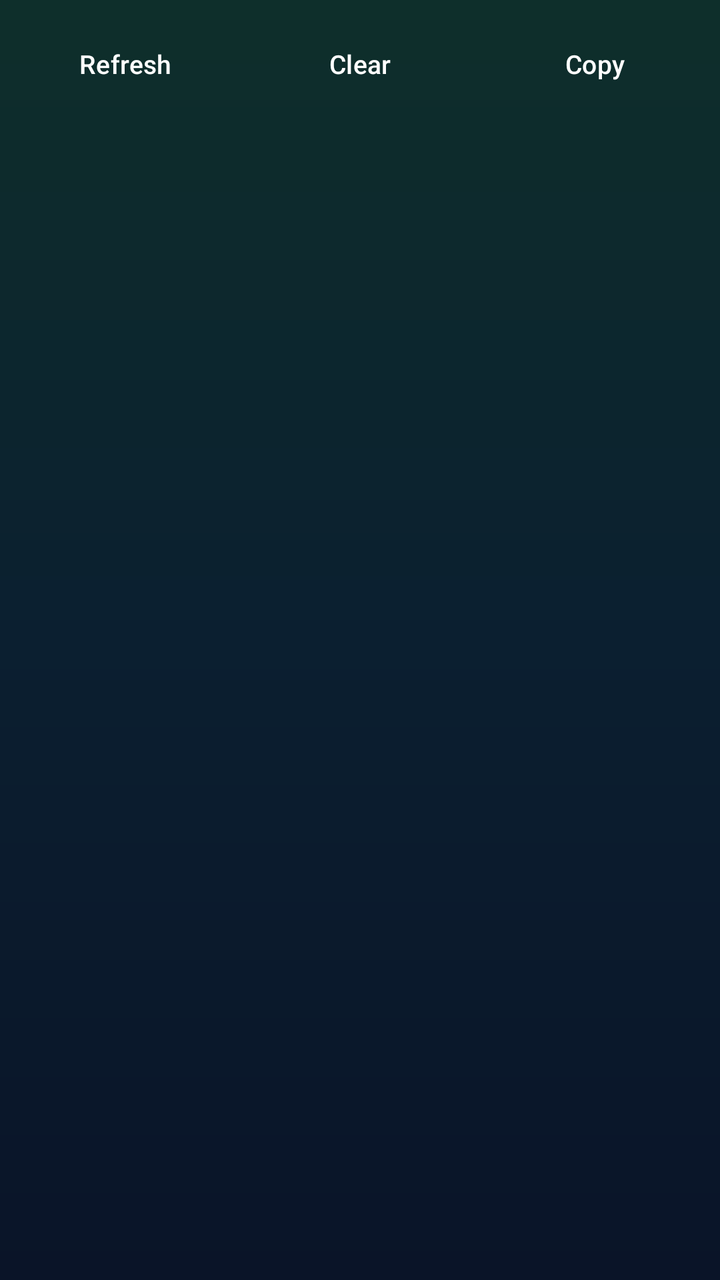
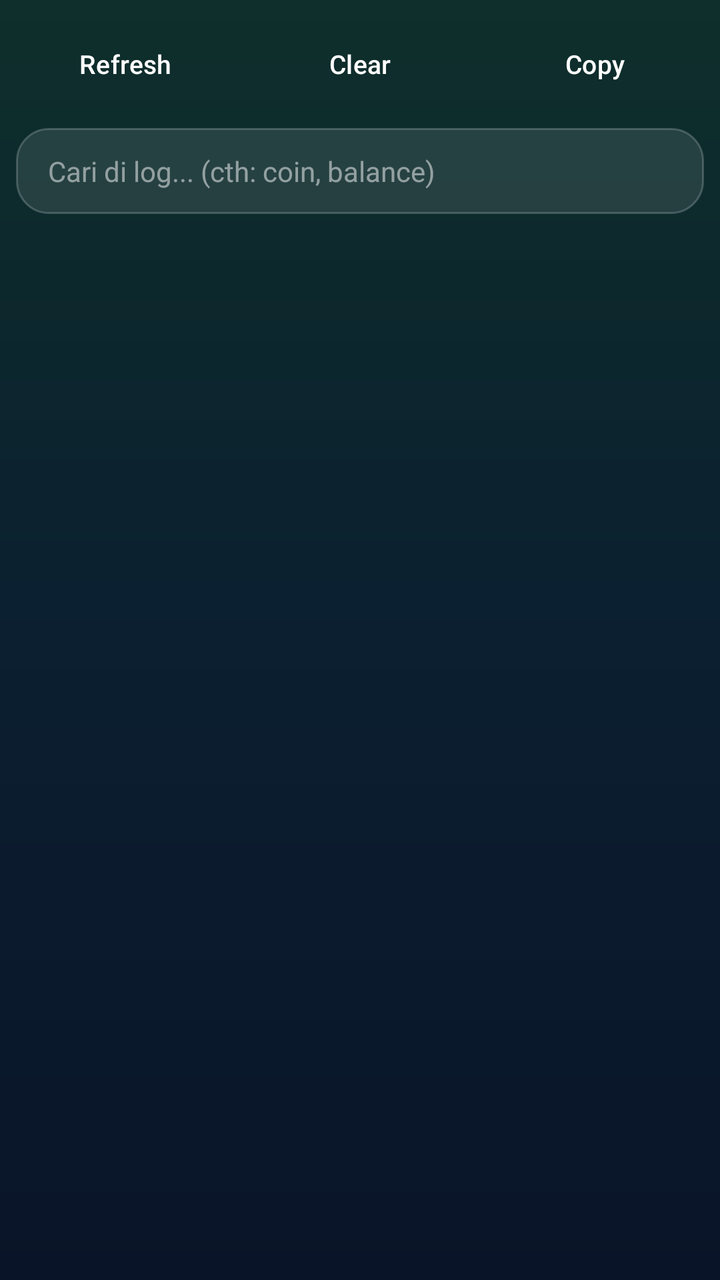

Screens rendered from an Android XML layout before and after an edit, with the pre-edit source and the edit as a unified diff.
<!-- AndroidManifest.xml: application theme Theme.HozinTools -->
<!-- res/layout/activity_log_viewer.xml -->
<?xml version="1.0" encoding="utf-8"?>
<LinearLayout xmlns:android="http://schemas.android.com/apk/res/android"
    android:layout_width="match_parent"
    android:layout_height="match_parent"
    android:orientation="vertical"
    android:padding="8dp">

    <LinearLayout
        android:layout_width="match_parent"
        android:layout_height="wrap_content"
        android:orientation="horizontal">

        <Button
            android:id="@+id/btnRefresh"
            style="@style/HiButtonGlass"
            android:layout_width="0dp"
            android:layout_height="wrap_content"
            android:layout_weight="1"
            android:text="Refresh" />

        <Button
            android:id="@+id/btnClear"
            style="@style/HiButtonGlass"
            android:layout_width="0dp"
            android:layout_height="wrap_content"
            android:layout_marginStart="8dp"
            android:layout_weight="1"
            android:text="Clear" />

        <Button
            android:id="@+id/btnCopy"
            style="@style/HiButtonGlass"
            android:layout_width="0dp"
            android:layout_height="wrap_content"
            android:layout_marginStart="8dp"
            android:layout_weight="1"
            android:text="Copy" />
    </LinearLayout>

    <HorizontalScrollView
        android:layout_width="match_parent"
        android:layout_height="wrap_content"
        android:layout_marginTop="8dp"
        android:scrollbars="none">

        <com.google.android.material.chip.ChipGroup
            android:id="@+id/chipGroup"
            android:layout_width="wrap_content"
            android:layout_height="wrap_content"
            app:singleLine="true"
            xmlns:app="http://schemas.android.com/apk/res-auto" />
    </HorizontalScrollView>

    <TextView
        android:id="@+id/tvLogCount"
        android:layout_width="match_parent"
        android:layout_height="wrap_content"
        android:layout_marginTop="4dp"
        android:text=""
        android:textSize="11sp"
        android:textColor="@color/hi_text_dim" />

    <androidx.recyclerview.widget.RecyclerView
        android:id="@+id/rvLog"
        android:layout_width="match_parent"
        android:layout_height="0dp"
        android:layout_weight="1"
        android:layout_marginTop="4dp" />
</LinearLayout>
<!-- resources referenced by this layout -->
<resources>
  <color name="hi_text_dim">#9E9E9E</color>
  <style name="HiButtonGlass" parent="Widget.Material3.Button.OutlinedButton">
          <item name="android:background">@drawable/btn_glass</item>
          <item name="android:textColor">#FFFFFF</item>
          <item name="android:textSize">13sp</item>
          <item name="android:minHeight">48dp</item>
      </style>
  <style name="Theme.HozinTools" parent="Theme.Material3.Dark.NoActionBar">
          <item name="colorPrimary">@color/hi_accent</item>
          <item name="colorOnPrimary">#06281F</item>
          <item name="colorPrimaryContainer">@color/hi_accent_dark</item>
          <item name="colorOnPrimaryContainer">#7DFFD4</item>
          <item name="android:windowBackground">@drawable/bg_app</item>
          <item name="colorSurface">#141E2E</item>
          <item name="colorOnSurface">@color/hi_text</item>
      </style>
  <!-- drawable btn_glass (drawable) -->
  <?xml version="1.0" encoding="utf-8"?>
  <shape xmlns:android="http://schemas.android.com/apk/res/android"
      android:shape="rectangle">
      <corners android:radius="28dp" />
      <solid android:color="#1AFFFFFF" />
      <stroke android:width="1dp" android:color="#66FFFFFF" />
  </shape>
  <color name="hi_accent">#00E5A0</color>
  <color name="hi_accent_dark">#00563F</color>
  <!-- drawable bg_app (drawable) -->
  <?xml version="1.0" encoding="utf-8"?>
  <shape xmlns:android="http://schemas.android.com/apk/res/android"
      android:shape="rectangle">
      <gradient
          android:angle="270"
          android:startColor="#0E2F2B"
          android:centerColor="#0B1F30"
          android:endColor="#0A1428"
          android:type="linear" />
  </shape>
  <color name="hi_text">#E8E8E8</color>
</resources>

<!-- the commit's change to res/layout/activity_log_viewer.xml (unified diff, before → after) -->
@@ -37,6 +37,16 @@
             android:text="Copy" />
     </LinearLayout>
 
+    <EditText
+        style="@style/HiSearchField"
+        android:id="@+id/etLogSearch"
+        android:layout_width="match_parent"
+        android:layout_height="wrap_content"
+        android:layout_marginTop="8dp"
+        android:hint="Cari di log... (cth: coin, balance)"
+        android:inputType="text"
+        android:imeOptions="actionSearch" />
+
     <HorizontalScrollView
         android:layout_width="match_parent"
         android:layout_height="wrap_content"
<!-- resource entries referenced after the edit -->
@@ -6,6 +6,16 @@
           <item name="android:textColor">#FFFFFF</item>
           <item name="android:textSize">13sp</item>
           <item name="android:minHeight">48dp</item>
+      </style>
+  <style name="HiSearchField">
+          <item name="android:background">@drawable/search_bg</item>
+          <item name="android:paddingLeft">16dp</item>
+          <item name="android:paddingRight">16dp</item>
+          <item name="android:paddingTop">12dp</item>
+          <item name="android:paddingBottom">12dp</item>
+          <item name="android:textColor">#FFFFFF</item>
+          <item name="android:textColorHint">#80FFFFFF</item>
+          <item name="android:textSize">14sp</item>
       </style>
   <style name="Theme.HozinTools" parent="Theme.Material3.Dark.NoActionBar">
           <item name="colorPrimary">@color/hi_accent</item>
@@ -24,6 +34,14 @@
       <solid android:color="#1AFFFFFF" />
       <stroke android:width="1dp" android:color="#66FFFFFF" />
   </shape>
+  <!-- drawable search_bg (drawable) -->
+  <?xml version="1.0" encoding="utf-8"?>
+  <shape xmlns:android="http://schemas.android.com/apk/res/android"
+      android:shape="rectangle">
+      <corners android:radius="16dp" />
+      <solid android:color="#1AFFFFFF" />
+      <stroke android:width="1dp" android:color="#33FFFFFF" />
+  </shape>
   <color name="hi_accent">#00E5A0</color>
   <color name="hi_accent_dark">#00563F</color>
   <!-- drawable bg_app (drawable) -->
